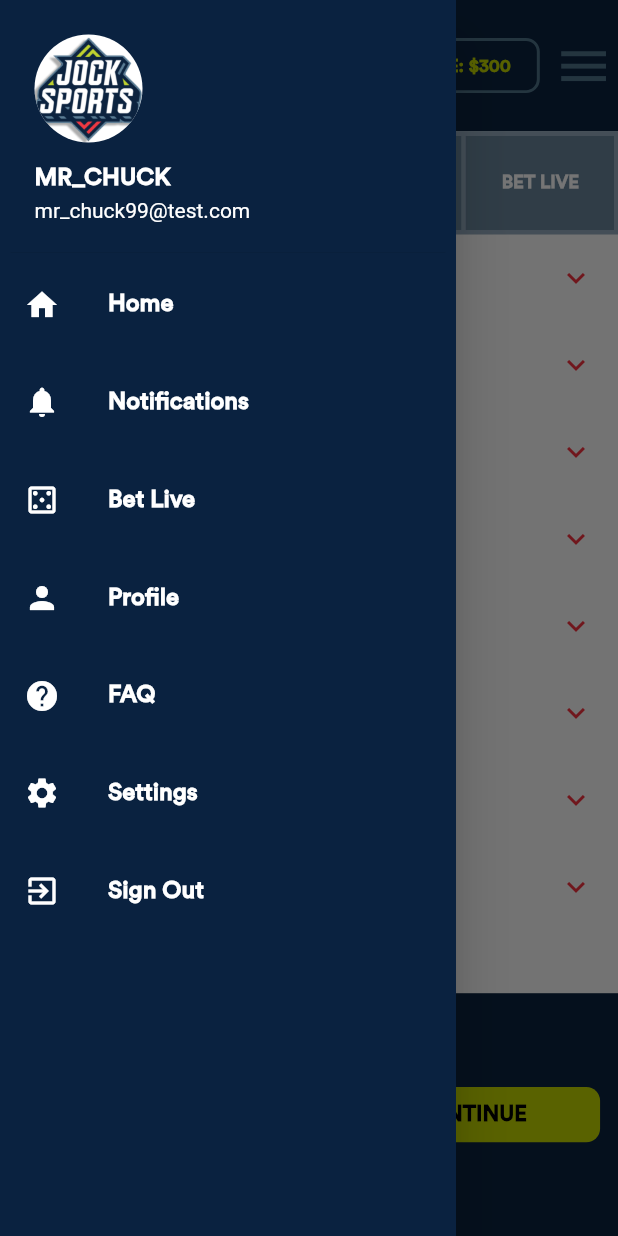
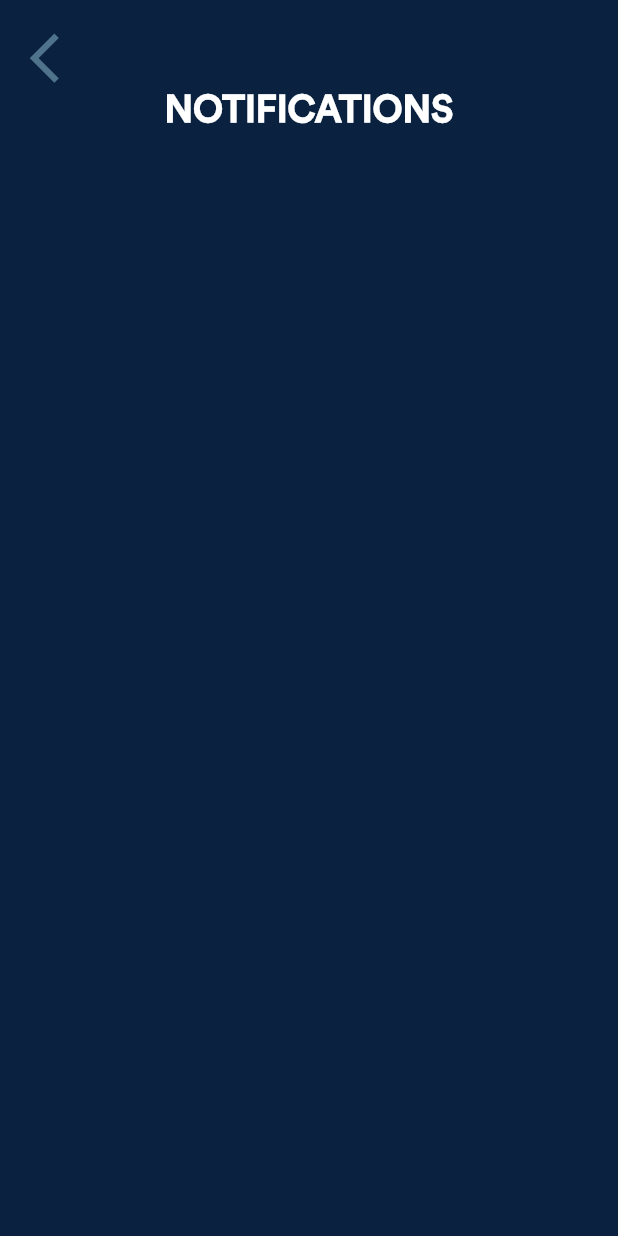
Before and after one commit to rodolfomercedes12/jocksports-flutter, a Flutter app: the HomeScreen screen opened directly, in the side drawer, after a tap on "Notifications", on a phone screen of 412 x 824 dp. Run offline on Flutter 3.47's test engine with Material 2 defaults, Android fonts, the phone set to English and light mode, and no system bars; our stand-ins replace awesome_dialog, flutter_screenutil, google_fonts; missing offline and left inert: panara_dialogs.

```diff
--- /dev/null
+++ b/lib/screens/notification_screen.dart
@@ -0,0 +1,62 @@
+import 'package:flutter/material.dart';
+import 'package:flutter_screenutil/flutter_screenutil.dart';
+import 'package:jock_sports_app/constants/styles.dart';
+import 'package:jock_sports_app/screens/login_screen.dart';
+
+class NotificationScreen extends StatelessWidget {
+  const NotificationScreen({Key? key}) : super(key: key);
+
+  @override
+  Widget build(BuildContext context) {
+    return SafeArea(
+      child: Scaffold(
+        backgroundColor: kBlueColor,
+        body: SingleChildScrollView(
+          child: Padding(
+            padding: EdgeInsets.only(
+              top: 20.h,
+            ),
+            child: Column(
+              children: [
+                Row(
+                  mainAxisAlignment: MainAxisAlignment.start,
+                  children: [
+                    Padding(
+                      padding: EdgeInsets.only(left: 20.w),
+                      child: GestureDetector(
+                        onTap: () {
+                          Navigator.pop(context);
+                        },
+                        child: Icon(
+                          Icons.arrow_back_ios,
+                          color: kGreyColor,
+                          size: 40.sp,
+                        ),
+                      ),
+                    )
+                  ],
+                ),
+                /*Icon(
+                  Icons.person,
+                  size: 70.sp,
+                  color: kGreyColor,
+                ),*/
+                Text(
+                  "NOTIFICATIONS",
+                  style: kTextStyle.copyWith(
+                    fontWeight: FontWeight.bold,
+                    color: Colors.white,
+                    fontSize: 25.sp,
+                  ),
+                ),
+                SizedBox(
+                  height: 35.h,
+                ),
+              ],
+            ),
+          ),
+        ),
+      ),
+    );
+  }
+}
--- a/lib/screens/place_bet_screen.dart
+++ b/lib/screens/place_bet_screen.dart
@@ -146,7 +146,8 @@ class PlaceBetScreen extends StatelessWidget {
                     title: 'Are you sure you want to bet?',
                     titleTextStyle: kBlueText.copyWith(fontSize: 20.sp),
                     desc: 'If you accept the bet will be confirmed.',
-                    //btnOkColor:
+                    btnOkColor: kBlueColor,
+                    btnOkText: "Confirm Bet",
                     btnCancelOnPress: () {},
                     btnOkOnPress: () {
                       AwesomeDialog(
--- a/lib/widgets/custom_drawer.dart
+++ b/lib/widgets/custom_drawer.dart
@@ -1,7 +1,9 @@
 import 'package:flutter/material.dart';
 import 'package:flutter_screenutil/flutter_screenutil.dart';
 import 'package:jock_sports_app/constants/styles.dart';
+import 'package:jock_sports_app/screens/faq_screen.dart';
 import 'package:jock_sports_app/screens/login_screen.dart';
+import 'package:jock_sports_app/screens/notification_screen.dart';
 import 'package:jock_sports_app/screens/place_bet_screen.dart';
 import 'package:jock_sports_app/screens/profile_screen.dart';
 
@@ -44,6 +46,11 @@ class CustomDrawer extends StatelessWidget {
               leading: Icon(Icons.notifications, color: Colors.white),
               title: Text('Notifications', style: kWhiteText),
               onTap: () {
+                Navigator.pop(context);
+                Navigator.push(
+                    context,
+                    MaterialPageRoute(
+                        builder: (context) => NotificationScreen()));
                 // Acción a realizar cuando se toca la opción "Configuración"
               },
             ),
@@ -79,6 +86,9 @@ class CustomDrawer extends StatelessWidget {
               leading: Icon(Icons.help, color: Colors.white),
               title: Text('FAQ', style: kWhiteText),
               onTap: () {
+                Navigator.pop(context);
+                Navigator.push(context,
+                    MaterialPageRoute(builder: (context) => FaqScreen()));
                 // Acción a realizar cuando se toca la opción "Configuración"
               },
             ),
```
Also changed, not shown: lib/screens/faq_screen.dart (added, +237 -0 lines), lib/widgets/bet_list.dart (+7 -1 lines), lib/widgets/custom_tabs.dart (+22 -5 lines).
